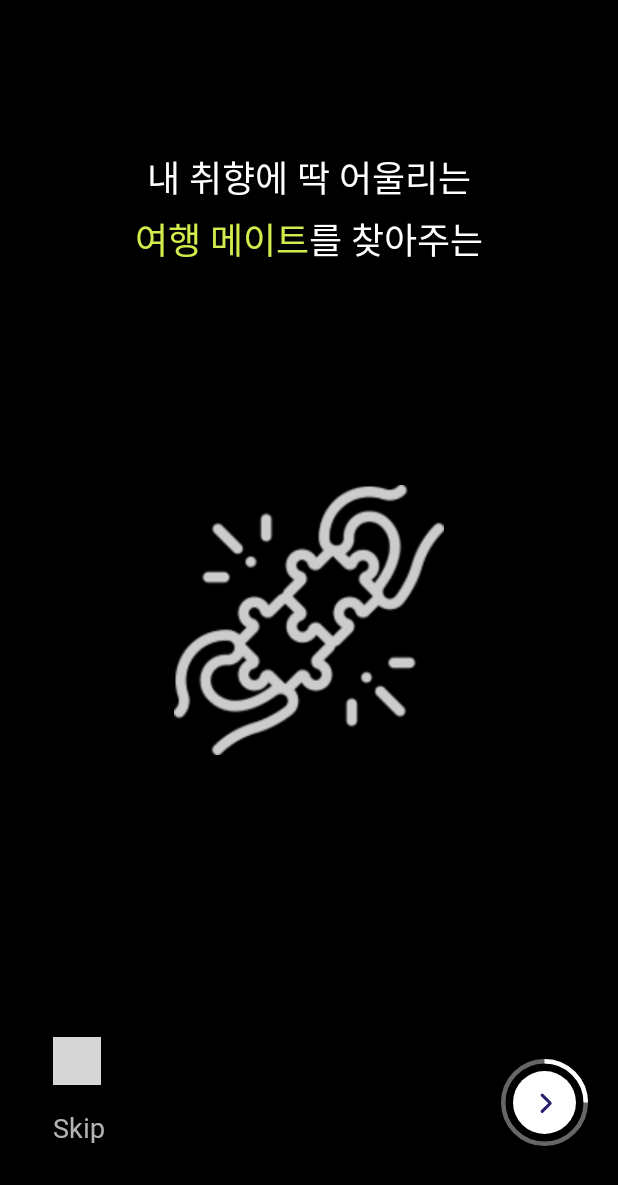
After one commit to WonilLee211/TTrIP-project, an Android app: the OnBoardingFragment screen opened through its navigation route, on a phone screen of 412 x 824 dp. The commit adds this screen. Shown: the top 1185 px of the screen. Run offline under Robolectric (Android 15) with nearby library versions, the phone set to English and light mode, and no system bars; our stand-ins replace Dagger/Hilt's generated code, data binding; plain views replace CircleIndicator3; 1 statement that could not run was skipped; grey boxes are pictures that could not be loaded.

Commit message:
[FEAT] 온보딩 탭 기능 구현(S08P31D104-194)

```diff
--- a/Ttrip/app/src/main/java/org/sfy/ttrip/presentation/init/InitActivity.kt
+++ b/Ttrip/app/src/main/java/org/sfy/ttrip/presentation/init/InitActivity.kt
@@ -1,5 +1,37 @@
 package org.sfy.ttrip.presentation.init
 
-class InitActivity {
+import android.content.Intent
+import android.os.Bundle
+import androidx.appcompat.app.AppCompatActivity
+import androidx.navigation.NavController
+import androidx.navigation.fragment.NavHostFragment
+import dagger.hilt.android.AndroidEntryPoint
+import org.sfy.ttrip.MainActivity
+import org.sfy.ttrip.R
+import org.sfy.ttrip.databinding.ActivityInitBinding
 
+@AndroidEntryPoint
+class InitActivity : AppCompatActivity()  {
+    private lateinit var binding: ActivityInitBinding
+    private lateinit var navController: NavController
+
+    override fun onCreate(savedInstanceState: Bundle?) {
+        super.onCreate(savedInstanceState)
+        binding = ActivityInitBinding.inflate(layoutInflater)
+        setContentView(binding.root)
+
+        val navHostFragment =
+            supportFragmentManager.findFragmentById(R.id.nav_init) as NavHostFragment
+        navController = navHostFragment.navController
+
+        val graphInflater = navController.navInflater
+        val navGraph = graphInflater.inflate(R.navigation.navigation_init)
+
+        navController.graph = navGraph
+    }
+
+    fun goToMain() {
+        val intent = Intent(this, MainActivity::class.java)
+        startActivity(intent)
+    }
 }
--- /dev/null
+++ b/Ttrip/app/src/main/java/org/sfy/ttrip/presentation/init/OnBoardingFragment.kt
@@ -0,0 +1,39 @@
+package org.sfy.ttrip.presentation.init
+
+import android.view.View
+import androidx.viewpager2.widget.ViewPager2
+import org.sfy.ttrip.R
+import org.sfy.ttrip.databinding.FragmentOnboardingBinding
+import org.sfy.ttrip.presentation.base.BaseFragment
+
+class OnBoardingFragment : BaseFragment<FragmentOnboardingBinding>(R.layout.fragment_onboarding) {
+
+    override fun initView() {
+        initBanner()
+    }
+
+    private fun initBanner() {
+        binding.apply {
+            vpBanner.adapter = OnBoardingAdapter(this@OnBoardingFragment)
+            ciBanner.setViewPager(binding.vpBanner)
+
+            vpBanner.registerOnPageChangeCallback(object : ViewPager2.OnPageChangeCallback() {
+                override fun onPageSelected(position: Int) {
+                    vpBanner.isUserInputEnabled = position != 2
+                }
+            })
+
+            tvSkipOnboarding.setOnClickListener {
+                // handle skip action
+            }
+        }
+    }
+
+    fun eraseIndicator() {
+        binding.apply {
+            ciBanner.visibility = View.GONE
+            tvSkipOnboarding.visibility = View.GONE
+            ivOnboardingLoader.visibility = View.GONE
+        }
+    }
+}
--- /dev/null
+++ b/Ttrip/app/src/main/java/org/sfy/ttrip/presentation/init/SplashFragment.kt
@@ -0,0 +1,29 @@
+package org.sfy.ttrip.presentation.init
+
+import dagger.hilt.android.AndroidEntryPoint
+import kotlinx.coroutines.CoroutineScope
+import kotlinx.coroutines.Dispatchers
+import kotlinx.coroutines.delay
+import kotlinx.coroutines.launch
+import org.sfy.ttrip.R
+import org.sfy.ttrip.databinding.FragmentSplashBinding
+import org.sfy.ttrip.presentation.base.BaseFragment
+
+@AndroidEntryPoint
+class SplashFragment :
+    BaseFragment<FragmentSplashBinding>(R.layout.fragment_splash) {
+
+    override fun initView() {
+        CoroutineScope(Dispatchers.Main).launch {
+            delay(1000)
+            //goToOnBoarding()
+        }
+        binding.llLogo.setOnClickListener {
+            navigate(SplashFragmentDirections.actionSplashFragmentToOnboardingFragment())
+        }
+    }
+
+    fun goToOnBoarding(){
+        navigate(SplashFragmentDirections.actionSplashFragmentToOnboardingFragment())
+    }
+}
--- /dev/null
+++ b/Ttrip/app/src/main/res/layout/activity_init.xml
@@ -0,0 +1,23 @@
+<?xml version="1.0" encoding="utf-8"?>
+<layout xmlns:android="http://schemas.android.com/apk/res/android"
+    xmlns:app="http://schemas.android.com/apk/res-auto"
+    xmlns:tools="http://schemas.android.com/tools">
+
+    <data>
+
+    </data>
+
+    <androidx.constraintlayout.widget.ConstraintLayout
+        android:layout_width="match_parent"
+        android:layout_height="match_parent">
+
+        <androidx.fragment.app.FragmentContainerView
+            android:id="@+id/nav_init"
+            android:name="androidx.navigation.fragment.NavHostFragment"
+            android:layout_width="match_parent"
+            android:layout_height="match_parent"
+            app:defaultNavHost="true"
+            app:navGraph="@navigation/navigation_init" />
+
+    </androidx.constraintlayout.widget.ConstraintLayout>
+</layout>
--- a/Ttrip/app/src/main/res/layout/fragment_onboarding.xml
+++ b/Ttrip/app/src/main/res/layout/fragment_onboarding.xml
@@ -14,9 +14,8 @@
         <androidx.viewpager2.widget.ViewPager2
             android:id="@+id/vp_banner"
             android:layout_width="0dp"
-            android:layout_height="wrap_content"
-            android:layout_marginHorizontal="25dp"
-            app:layout_constraintBottom_toBottomOf="parent"
+            android:layout_height="0dp"
+            app:layout_constraintBottom_toTopOf="@id/iv_onboarding_loader"
             app:layout_constraintEnd_toEndOf="parent"
             app:layout_constraintStart_toStartOf="parent"
             app:layout_constraintTop_toTopOf="parent" />
@@ -54,10 +53,10 @@
             android:layout_height="58dp"
             android:layout_marginEnd="20dp"
             android:layout_marginBottom="60dp"
+            android:contentDescription="@string/image_onboarding_button"
             android:src="@drawable/ic_loader_onboarding"
             app:layout_constraintBottom_toBottomOf="parent"
-            app:layout_constraintEnd_toEndOf="parent"
-            android:contentDescription="@string/image_onboarding_button" />
+            app:layout_constraintEnd_toEndOf="parent" />
 
     </androidx.constraintlayout.widget.ConstraintLayout>
 </layout>
--- a/Ttrip/app/src/main/res/layout/fragment_onboarding_banner.xml
+++ b/Ttrip/app/src/main/res/layout/fragment_onboarding_banner.xml
@@ -20,7 +20,6 @@
             android:text="@string/content_onboarding_puzzles1"
             android:textColor="@color/white"
             android:textSize="24sp"
-            android:visibility="gone"
             app:layout_constraintEnd_toEndOf="parent"
             app:layout_constraintStart_toStartOf="parent"
             app:layout_constraintTop_toTopOf="parent" />
@@ -30,7 +29,6 @@
             android:layout_width="wrap_content"
             android:layout_height="wrap_content"
             android:orientation="horizontal"
-            android:visibility="gone"
             app:layout_constraintEnd_toEndOf="parent"
             app:layout_constraintStart_toStartOf="parent"
             app:layout_constraintTop_toBottomOf="@id/tv_onboarding_puzzles1">
@@ -135,9 +133,9 @@
                 android:layout_width="wrap_content"
                 android:layout_height="wrap_content"
                 android:layout_marginTop="5dp"
-                android:fontFamily="@font/gmarket_sans_ttf_medium"
+                android:fontFamily="@font/gmarket_sans_ttf_light"
                 android:text="@string/content_onboarding_travel1"
-                android:textColor="@color/neon_blue"
+                android:textColor="@color/white"
                 android:textSize="24sp" />
         </LinearLayout>
 
@@ -176,6 +174,7 @@
             android:id="@+id/iv_onboarding_banner"
             android:layout_width="180dp"
             android:layout_height="180dp"
+            android:layout_marginTop="120dp"
             android:contentDescription="@string/image_onboarding_banner"
             android:src="@drawable/ic_onboarding_puzzles"
             app:layout_constraintBottom_toBottomOf="parent"
--- /dev/null
+++ b/Ttrip/app/src/main/res/navigation/navigation_init.xml
@@ -0,0 +1,25 @@
+<?xml version="1.0" encoding="utf-8"?>
+<navigation xmlns:android="http://schemas.android.com/apk/res/android"
+    xmlns:app="http://schemas.android.com/apk/res-auto"
+    xmlns:tools="http://schemas.android.com/tools"
+    android:id="@+id/navigation_init"
+    app:startDestination="@id/splashFragment">
+
+    <fragment
+        android:id="@+id/splashFragment"
+        android:name="org.sfy.ttrip.presentation.init.SplashFragment"
+        android:label="splashFragment"
+        tools:layout="@layout/fragment_splash">
+        <action
+            android:id="@+id/action_splashFragment_to_onboardingFragment"
+            app:destination="@id/onboardingFragment" />
+    </fragment>
+
+    <fragment
+        android:id="@+id/onboardingFragment"
+        android:name="org.sfy.ttrip.presentation.init.OnBoardingFragment"
+        android:label="onboardingFragment"
+        tools:layout="@layout/fragment_onboarding">
+    </fragment>
+
+</navigation>
```
Also changed, not shown: Ttrip/app/src/main/AndroidManifest.xml (+8 -4 lines), Ttrip/app/src/main/java/org/sfy/ttrip/presentation/init/OnBoardingBannerFragment.kt (+32 -2 lines).
